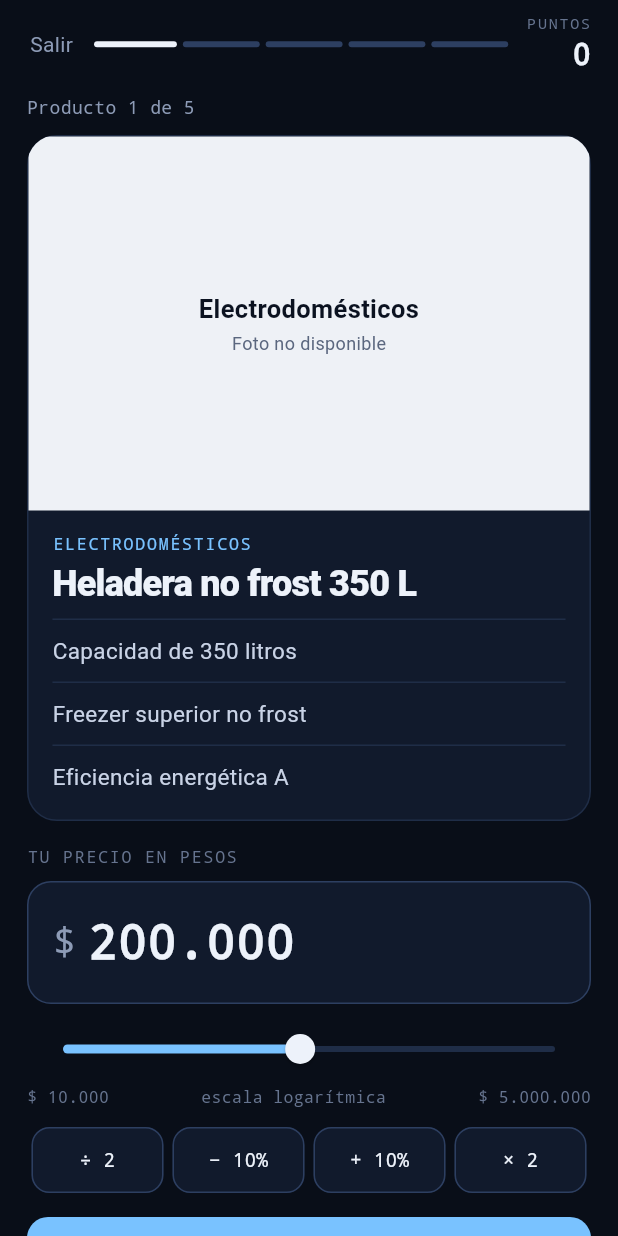
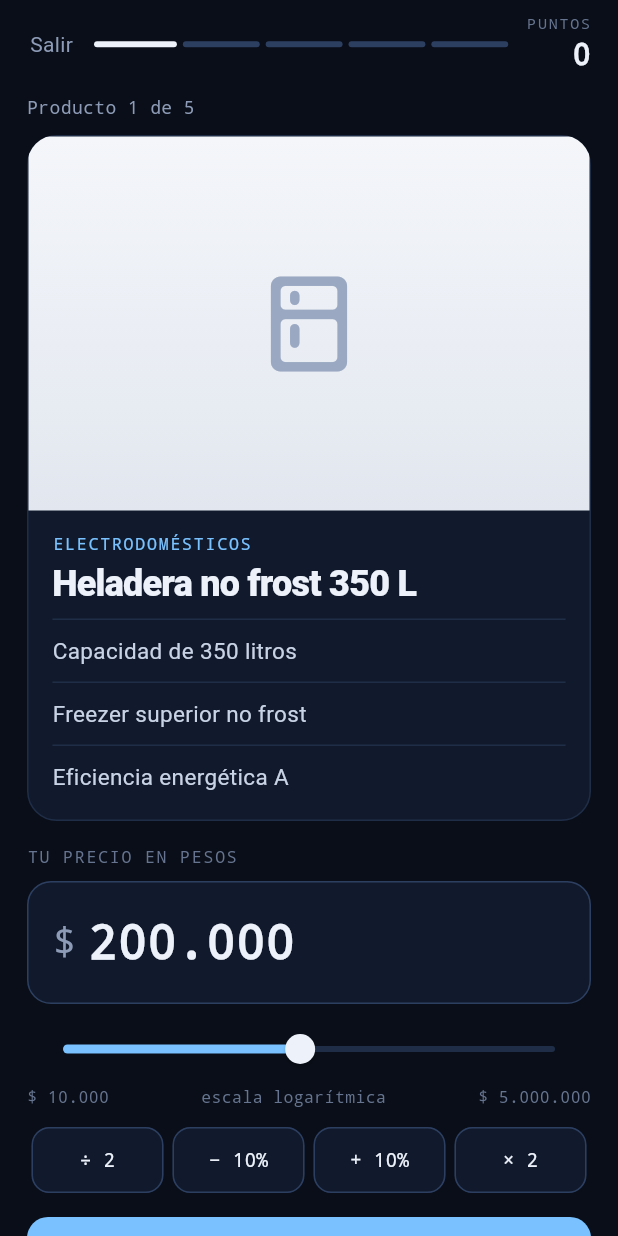
Before and after one commit to B3njaminGC/Pegale-al-Precio, a Flutter app: the screen it shows after launch, after a tap on "Jugar el desafío", on a phone screen of 412 x 824 dp. Run offline on Flutter 3.47's test engine with Material 3 defaults, Android fonts, the phone set to English and light mode, and no system bars; our stand-ins replace share_plus, shared_preferences; network calls fail.

Commit message:
Arregla el inicio (fila sin altura) y reemplaza el texto de categoría por íconos cuando no hay foto
Co-Authored-By: Claude Sonnet 5.5 <noreply@anthropic.com>
Claude-Session: https://claude.ai/code/session_018CL37fD4XwjU1NEyEGcQVF

```diff
--- a/lib/screens/home.dart
+++ b/lib/screens/home.dart
@@ -132,7 +132,8 @@ class _HomeScreenState extends State<HomeScreen> {
               ]),
             ),
             const SizedBox(height: 12),
-            Row(crossAxisAlignment: CrossAxisAlignment.stretch, children: [
+            IntrinsicHeight(
+              child: Row(crossAxisAlignment: CrossAxisAlignment.stretch, children: [
               Expanded(
                 child: _Tile(
                   title: 'Partida rápida',
@@ -149,6 +150,7 @@ class _HomeScreenState extends State<HomeScreen> {
                 ),
               ),
             ]),
+            ),
             const SizedBox(height: 22),
             const _How('01', 'Mirá el producto.', 'Foto y ficha técnica, sin el precio.'),
             const _How('02', 'Fijá tu precio.', 'Cuanto más cerca, más puntos. Las rachas multiplican.'),
--- a/lib/widgets.dart
+++ b/lib/widgets.dart
@@ -138,13 +138,31 @@ class Plate extends StatelessWidget {
   final double pad;
   final bool small;
 
+  static const Map<String, IconData> _icons = {
+    'Computación': Icons.laptop_mac_rounded,
+    'Celulares': Icons.smartphone_rounded,
+    'Cocina': Icons.blender_rounded,
+    'Audio': Icons.headphones_rounded,
+    'Hogar': Icons.chair_rounded,
+    'Electrodomésticos': Icons.kitchen_rounded,
+    'Indumentaria': Icons.checkroom_rounded,
+    'Consolas': Icons.sports_esports_rounded,
+    'Relojes': Icons.watch_rounded,
+    'Cámaras': Icons.photo_camera_rounded,
+    'Accesorios': Icons.devices_other_rounded,
+    'Deportes': Icons.fitness_center_rounded,
+    'Camping': Icons.terrain_rounded,
+    'Música': Icons.music_note_rounded,
+    'Tablets': Icons.tablet_mac_rounded,
+    'Lectura': Icons.menu_book_rounded,
+    'Componentes': Icons.memory_rounded,
+    'Televisores': Icons.tv_rounded,
+    'Mate': Icons.coffee_rounded,
+  };
+
+  /// Sin foto: un ícono de la categoría, sin texto, para que la placa no quede vacía ni desprolija.
   Widget _placeholder() => Center(
-        child: Column(mainAxisSize: MainAxisSize.min, children: [
-          Text(product.c.isEmpty ? 'Producto' : product.c,
-              style: sans(small ? 11 : 17, w: FontWeight.w700, color: C.plateInk), textAlign: TextAlign.center),
-          if (!small) const SizedBox(height: 2),
-          if (!small) Text('Foto no disponible', style: sans(12, color: const Color(0xFF5B677F))),
-        ]),
+        child: Icon(_icons[product.c] ?? Icons.sell_rounded, size: small ? 30 : 76, color: const Color(0xFF9AA8C2)),
       );
 
   @override
@@ -169,7 +187,14 @@ class Plate extends StatelessWidget {
     return AspectRatio(
       aspectRatio: aspect,
       child: Container(
-        decoration: BoxDecoration(color: C.plate, borderRadius: BorderRadius.circular(radius)),
+        decoration: BoxDecoration(
+          borderRadius: BorderRadius.circular(radius),
+          gradient: const LinearGradient(
+            begin: Alignment.topCenter,
+            end: Alignment.bottomCenter,
+            colors: [Color(0xFFF4F6FA), Color(0xFFE2E7EF)],
+          ),
+        ),
         clipBehavior: Clip.antiAlias,
         child: child,
       ),
```
